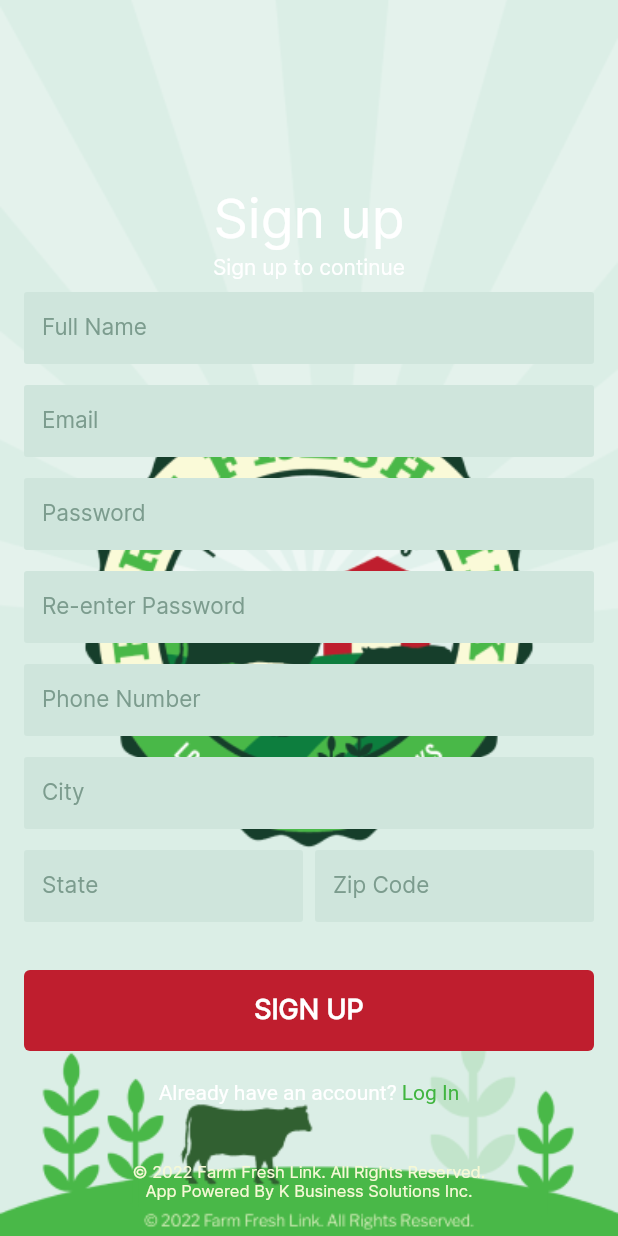
After one commit to bipin5711/farmlink, a Flutter app: the Signup screen opened by its route, on a phone screen of 412 x 824 dp. The commit adds this screen. Run offline on Flutter 3.47's test engine with Material 2 defaults, Android fonts, the phone set to English and light mode, and no system bars.

Commit message:
signup in progress

```diff
--- a/lib/main.dart
+++ b/lib/main.dart
@@ -1,4 +1,5 @@
 import 'package:farmlink/screens/login_screen.dart';
+import 'package:farmlink/screens/signup_screen.dart';
 import 'package:farmlink/screens/splash_screen.dart';
 import 'package:farmlink/utils/util_colors.dart';
 import 'package:farmlink/utils/util_routes.dart';
@@ -46,7 +47,8 @@ class MyApp extends StatelessWidget {
             initialRoute: routeSplashScreen,
             routes: {
               routeSplashScreen: (BuildContext context) => const Splash(),
-              routeLoginScreen: (BuildContext context) => const Login()
+              routeLoginScreen: (BuildContext context) => const Login(),
+              routeSignupScreen: (BuildContext context) => const Signup()
             }));
   }
 }
--- /dev/null
+++ b/lib/screens/signup_screen.dart
@@ -0,0 +1,234 @@
+import 'dart:io';
+
+import 'package:farmlink/utils/util_colors.dart';
+import 'package:farmlink/utils/util_constants.dart';
+import 'package:farmlink/utils/util_images.dart';
+import 'package:farmlink/utils/util_routes.dart';
+import 'package:farmlink/widgets/custom_button.dart';
+import 'package:farmlink/widgets/custom_input.dart';
+import 'package:farmlink/widgets/ui-widgets/footer.dart';
+import 'package:flutter/gestures.dart';
+import 'package:flutter/material.dart';
+
+class Signup extends StatefulWidget {
+  const Signup({Key? key}) : super(key: key);
+
+  @override
+  State<Signup> createState() => _SignupState();
+}
+
+class _SignupState extends State<Signup> {
+  TextEditingController emailController = TextEditingController();
+  TextEditingController passwordController = TextEditingController();
+  TextEditingController rePasswordController = TextEditingController();
+
+  TextEditingController fullNameController = TextEditingController();
+  TextEditingController phoneController = TextEditingController();
+  TextEditingController cityController = TextEditingController();
+  TextEditingController stateController = TextEditingController();
+  TextEditingController zipcodeController = TextEditingController();
+
+  navigateToLogin() {
+    Navigator.pushNamed(context, routeLoginScreen);
+  }
+
+  handleSignup() {
+    Navigator.pushNamed(context, routeSignupScreen);
+  }
+
+  @override
+  Widget build(BuildContext context) {
+    return Scaffold(
+        resizeToAvoidBottomInset: false,
+        backgroundColor: colorTransparent,
+        body: SafeArea(
+            child: GestureDetector(
+                onTap: () {
+                  FocusScope.of(context).requestFocus(FocusNode());
+                },
+                child: Container(
+                    padding: const EdgeInsets.symmetric(horizontal: 16),
+                    decoration: const BoxDecoration(
+                        image: DecorationImage(
+                            alignment: Alignment.center,
+                            image: AssetImage(splashBackground),
+                            fit: BoxFit.cover)),
+                    child: Column(
+                        mainAxisAlignment: MainAxisAlignment.spaceBetween,
+                        crossAxisAlignment: CrossAxisAlignment.center,
+                        mainAxisSize: MainAxisSize.max,
+                        children: [
+                          Column(
+                              // ignore: prefer_const_literals_to_create_immutables
+                              children: [
+                                SizedBox(
+                                  height:
+                                      MediaQuery.of(context).size.height * 0.15,
+                                ),
+                                const Text(
+                                  strSignup,
+                                  textAlign: TextAlign.center,
+                                  style: TextStyle(
+                                      color: colorLight, fontSize: 36),
+                                ),
+                                const SizedBox(
+                                  height: 2,
+                                ),
+                                const Text(
+                                  strSignupToContinue,
+                                  textAlign: TextAlign.center,
+                                  style: TextStyle(
+                                      color: colorLight, fontSize: 14),
+                                ),
+                                const SizedBox(
+                                  height: 4,
+                                ),
+                                Padding(
+                                  padding:
+                                      const EdgeInsets.symmetric(vertical: 4),
+                                  child: CustomInput(
+                                    height: 54,
+                                    textController: fullNameController,
+                                    labelText: strFullname,
+                                    fillColor: colorInputBackground,
+                                    floatLabel: true,
+                                    underlineColor: colorInputUnderline,
+                                  ),
+                                ),
+                                Padding(
+                                  padding:
+                                      const EdgeInsets.symmetric(vertical: 4),
+                                  child: CustomInput(
+                                    height: 54,
+                                    textController: emailController,
+                                    labelText: strEmail,
+                                    fillColor: colorInputBackground,
+                                    floatLabel: true,
+                                    underlineColor: colorInputUnderline,
+                                  ),
+                                ),
+                                Padding(
+                                  padding:
+                                      const EdgeInsets.symmetric(vertical: 4),
+                                  child: CustomInput(
+                                    height: 54,
+                                    textController: passwordController,
+                                    labelText: strPassword,
+                                    fillColor: colorInputBackground,
+                                    floatLabel: true,
+                                    underlineColor: colorInputUnderline,
+                                  ),
+                                ),
+                                Padding(
+                                  padding:
+                                      const EdgeInsets.symmetric(vertical: 4),
+                                  child: CustomInput(
+                                    height: 54,
+                                    textController: rePasswordController,
+                                    labelText: strRePassword,
+                                    fillColor: colorInputBackground,
+                                    floatLabel: true,
+                                    underlineColor: colorInputUnderline,
+                                  ),
+                                ),
+                                Padding(
+                                  padding:
+                                      const EdgeInsets.symmetric(vertical: 4),
+                                  child: CustomInput(
+                                    height: 54,
+                                    textController: phoneController,
+                                    labelText: strPhoneNumber,
+                                    fillColor: colorInputBackground,
+                                    floatLabel: true,
+                                    underlineColor: colorInputUnderline,
+                                  ),
+                                ),
+                                Padding(
+                                  padding:
+                                      const EdgeInsets.symmetric(vertical: 4),
+                                  child: CustomInput(
+                                    height: 54,
+                                    textController: cityController,
+                                    labelText: strCity,
+                                    fillColor: colorInputBackground,
+                                    floatLabel: true,
+                                    underlineColor: colorInputUnderline,
+                                  ),
+                                ),
+                                Padding(
+                                  padding:
+                                      const EdgeInsets.symmetric(vertical: 4),
+                                  child: Row(
+                                    children: [
+                                      Expanded(
+                                        child: CustomInput(
+                                          height: 54,
+                                          textController: stateController,
+                                          labelText: strState,
+                                          fillColor: colorInputBackground,
+                                          floatLabel: true,
+                                          underlineColor: colorInputUnderline,
+                                        ),
+                                      ),
+                                      const SizedBox(
+                                        width: 8,
+                                      ),
+                                      Expanded(
+                                        child: CustomInput(
+                                          height: 54,
+                                          textController: zipcodeController,
+                                          labelText: strZipcode,
+                                          fillColor: colorInputBackground,
+                                          floatLabel: true,
+                                          underlineColor: colorInputUnderline,
+                                        ),
+                                      ),
+                                    ],
+                                  ),
+                                ),
+                                const SizedBox(
+                                  height: 6,
+                                ),
+                                Padding(
+                                  padding: const EdgeInsets.only(
+                                    bottom: 12.0,
+                                    top: 16,
+                                  ),
+                                  child: SizedBox(
+                                    width: double.infinity,
+                                    child: CustomButton(
+                                      onPressed: handleSignup,
+                                      buttonColor: colorSecondary,
+                                      text: strSignupCaps,
+                                    ),
+                                  ),
+                                ),
+                                Padding(
+                                  padding: const EdgeInsets.only(top: 8),
+                                  child: RichText(
+                                    text: TextSpan(children: <TextSpan>[
+                                      const TextSpan(
+                                          text: strAlreadyAccount + ' ',
+                                          style: TextStyle(
+                                              color: colorLight, fontSize: 14)),
+                                      TextSpan(
+                                          text: strLogin,
+                                          style: const TextStyle(
+                                              color: colorPrimary,
+                                              fontSize: 14),
+                                          recognizer: TapGestureRecognizer()
+                                            ..onTap = () {
+                                              Navigator.pushNamed(
+                                                  context, routeLoginScreen);
+                                            }),
+                                    ]),
+                                  ),
+                                ),
+                              ]),
+                          Padding(
+                            padding: const EdgeInsets.only(bottom: 24.0),
+                            child: Center(child: Footer()),
+                          )
+                        ])))));
+  }
+}
--- a/lib/utils/util_constants.dart
+++ b/lib/utils/util_constants.dart
@@ -6,6 +6,7 @@ const String strLoginCaps = 'LOG IN';
 const String strByContining = 'By continuing, you agree to Farm Fresh Link';
 const String strDontAccount = 'Don\'t have an account?';
 const String strSignup = 'Sign up';
+const String strSignupCaps = 'SIGN UP';
 const String strFooter1 = '© 2022 Farm Fresh Link. All Rights Reserved.';
 const String strFooter2 = 'App Powered By K Business Solutions Inc.';
 const String strTerms = 'Terms & Conditions';
```
